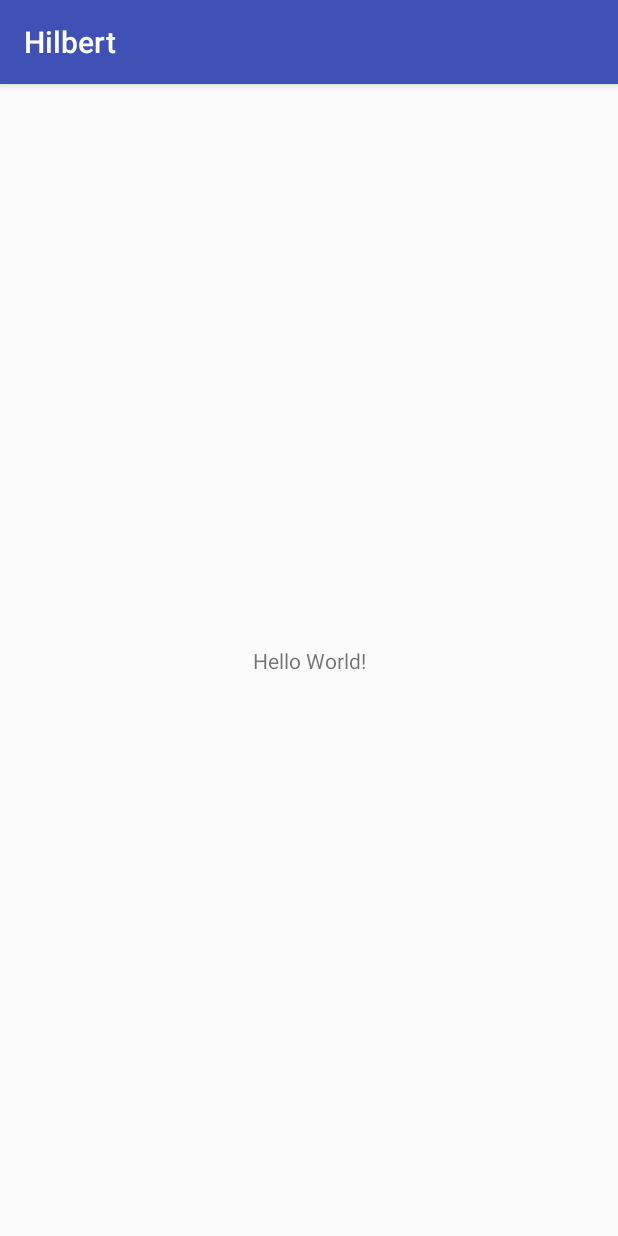
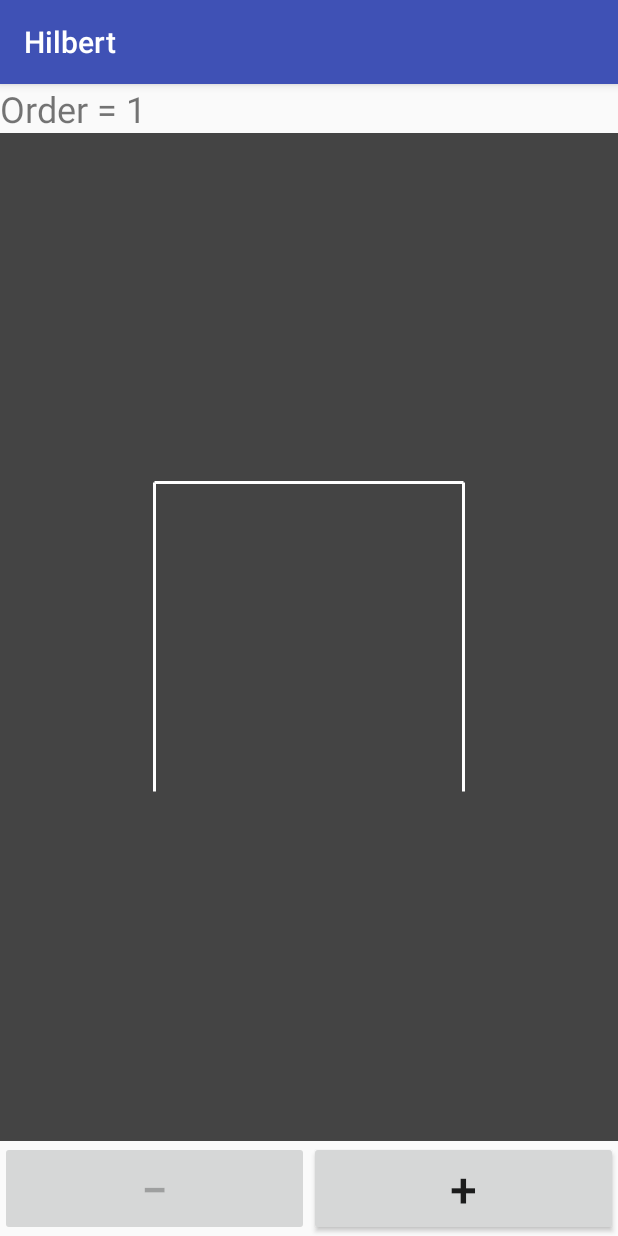
Before and after one commit to yamashita1224/Hilbert, an Android app: the screen it shows after launch (MainActivity), on a phone screen of 412 x 824 dp. Run offline under Robolectric (Android 15) with nearby library versions, the phone set to English and light mode, and no system bars.

Commit message:
First runnable version

```diff
--- /dev/null
+++ b/app/src/main/java/jp/ac/titech/itpro/sdl/hilbert/HilbertTurtle.java
@@ -0,0 +1,24 @@
+package jp.ac.titech.itpro.sdl.hilbert;
+
+public class HilbertTurtle extends Turtle {
+
+    public HilbertTurtle(Drawer drawer) {
+        super(drawer);
+    }
+
+    public void draw(int order, double step, double turn) {
+        if (order > 0) {
+            rotate(- turn);
+            draw(order - 1, step, - turn);
+            forward(step);
+            rotate(turn);
+            draw(order - 1, step, turn);
+            forward(step);
+            draw(order - 1, step, turn);
+            rotate(turn);
+            forward(step);
+            draw(order - 1, step, - turn);
+            rotate(- turn);
+        }
+    }
+}
--- /dev/null
+++ b/app/src/main/java/jp/ac/titech/itpro/sdl/hilbert/HilbertView.java
@@ -0,0 +1,57 @@
+package jp.ac.titech.itpro.sdl.hilbert;
+
+import android.content.Context;
+import android.graphics.Canvas;
+import android.graphics.Color;
+import android.graphics.Paint;
+import android.util.AttributeSet;
+import android.view.View;
+
+public class HilbertView extends View {
+    public HilbertView(Context context) {
+        this(context, null);
+    }
+
+    public HilbertView(Context context, AttributeSet attrs) {
+        this(context, attrs, 0);
+    }
+
+    public HilbertView(Context context, AttributeSet attrs, int defStyleAttr) {
+        super(context, attrs, defStyleAttr);
+    }
+
+    private Paint paint = new Paint();
+    private Canvas canvas;
+    private HilbertTurtle turtle = new HilbertTurtle(new Turtle.Drawer() {
+        @Override
+        public void drawLine(double x0, double y0, double x1, double y1) {
+            canvas.drawLine((float)x0, (float)y0, (float)x1, (float)y1, paint);
+        }
+    });
+
+    @Override
+    protected void onDraw(Canvas canvas) {
+        super.onDraw(canvas);
+        this.canvas = canvas;
+
+        int w = canvas.getWidth();
+        int h = canvas.getHeight();
+        paint.setColor(Color.DKGRAY);
+        canvas.drawRect(0, 0, w, h, paint);
+
+        paint.setColor(Color.WHITE);
+        paint.setStrokeWidth(3);
+        int size = w < h ? w : h;
+        double step = (double) size / (1 << order);
+        turtle.setPos((w - size + step) / 2, (h + size - step) / 2);
+        turtle.setDir(HilbertTurtle.E);
+        turtle.draw(order, step, HilbertTurtle.R);
+    }
+
+    private int order = 1;
+
+    public void setOrder(int n) {
+        order = n;
+        invalidate();
+    }
+}
--- a/app/src/main/java/jp/ac/titech/itpro/sdl/hilbert/MainActivity.java
+++ b/app/src/main/java/jp/ac/titech/itpro/sdl/hilbert/MainActivity.java
@@ -2,12 +2,57 @@ package jp.ac.titech.itpro.sdl.hilbert;
 
 import android.support.v7.app.AppCompatActivity;
 import android.os.Bundle;
+import android.view.View;
+import android.widget.Button;
+import android.widget.TextView;
 
 public class MainActivity extends AppCompatActivity {
+    private TextView orderView;
+    private HilbertView hilbertView;
+    private Button decButton, incButton;
+    private final static int MAX_ORDER = 9;
+    private int order = 1;
 
     @Override
     protected void onCreate(Bundle savedInstanceState) {
         super.onCreate(savedInstanceState);
         setContentView(R.layout.activity_main);
+        orderView = findViewById(R.id.order_view);
+        hilbertView = findViewById(R.id.hilbert_view);
+        decButton = findViewById(R.id.dec_button);
+        incButton = findViewById(R.id.inc_button);
+        decButton.setOnClickListener(new View.OnClickListener() {
+            @Override
+            public void onClick(View v) {
+                // assert order > 1;
+                if (BuildConfig.DEBUG && !(order > 1))
+                    throw new AssertionError();
+                order--;
+                display();
+            }
+        });
+        incButton.setOnClickListener(new View.OnClickListener() {
+            @Override
+            public void onClick(View v) {
+                // assert order < MAX_ORDER;
+                if (BuildConfig.DEBUG && !(order < MAX_ORDER))
+                    throw new AssertionError();
+                order++;
+                display();
+            }
+        });
+    }
+
+    @Override
+    protected void onResume() {
+        super.onResume();
+        display();
+    }
+
+    private void display() {
+        orderView.setText(getString(R.string.order_view_format, order));
+        hilbertView.setOrder(order);
+        decButton.setEnabled(order > 1);
+        incButton.setEnabled(order < MAX_ORDER);
     }
 }
--- /dev/null
+++ b/app/src/main/java/jp/ac/titech/itpro/sdl/hilbert/Turtle.java
@@ -0,0 +1,39 @@
+package jp.ac.titech.itpro.sdl.hilbert;
+
+public class Turtle {
+    public interface Drawer {
+        void drawLine(double x0, double y0, double x1, double y1);
+    }
+    private Drawer drawer;
+
+    public Turtle(Drawer drawer) {
+        this.drawer = drawer;
+    }
+
+    public static final double R = Math.PI / 2, L = -R;
+    public static final double N = 0.0, E = Math.PI / 2, S = Math.PI, W = E + S;
+
+    private double x = 0.0, y = 0.0;
+    private double dir = 0.0;
+
+    public void setPos(double x, double y) {
+        this.x = x;
+        this.y = y;
+    }
+
+    public void setDir(double dir) {
+        this.dir = dir;
+    }
+
+    public void forward(double step) {
+        double x1 = x + Math.sin(dir) * step;
+        double y1 = y - Math.cos(dir) * step;
+        drawer.drawLine(x, y, x1, y1);
+        x = x1;
+        y = y1;
+    }
+
+    public void rotate(double th) {
+        dir = (dir + th + Math.PI * 2) % (Math.PI * 2);
+    }
+}
--- a/app/src/main/res/layout/activity_main.xml
+++ b/app/src/main/res/layout/activity_main.xml
@@ -1,18 +1,41 @@
 <?xml version="1.0" encoding="utf-8"?>
-<android.support.constraint.ConstraintLayout xmlns:android="http://schemas.android.com/apk/res/android"
-    xmlns:app="http://schemas.android.com/apk/res-auto"
+<LinearLayout
+    xmlns:android="http://schemas.android.com/apk/res/android"
     xmlns:tools="http://schemas.android.com/tools"
     android:layout_width="match_parent"
     android:layout_height="match_parent"
+    android:orientation="vertical"
     tools:context=".MainActivity">
 
     <TextView
-        android:layout_width="wrap_content"
+        android:id="@+id/order_view"
+        android:layout_width="match_parent"
         android:layout_height="wrap_content"
-        android:text="Hello World!"
-        app:layout_constraintBottom_toBottomOf="parent"
-        app:layout_constraintLeft_toLeftOf="parent"
-        app:layout_constraintRight_toRightOf="parent"
-        app:layout_constraintTop_toTopOf="parent" />
+        android:textSize="@dimen/order_view_text_size"/>
 
-</android.support.constraint.ConstraintLayout>
+    <jp.ac.titech.itpro.sdl.hilbert.HilbertView
+        android:id="@+id/hilbert_view"
+        android:layout_width="match_parent"
+        android:layout_height="0dp"
+        android:layout_weight="1"/>
+
+    <LinearLayout
+        android:layout_width="match_parent"
+        android:layout_height="wrap_content"
+        android:orientation="horizontal" >
+        <Button
+            android:id="@+id/dec_button"
+            android:layout_width="0dp"
+            android:layout_height="wrap_content"
+            android:layout_weight="1"
+            android:textSize="@dimen/button_text_size"
+            android:text="@string/dec_button_label" />
+        <Button
+            android:id="@+id/inc_button"
+            android:layout_width="0dp"
+            android:layout_height="wrap_content"
+            android:layout_weight="1"
+            android:textSize="@dimen/button_text_size"
+            android:text="@string/inc_button_label" />
+    </LinearLayout>
+</LinearLayout>
--- /dev/null
+++ b/app/src/main/res/values/dimen.xml
@@ -0,0 +1,5 @@
+<?xml version="1.0" encoding="utf-8"?>
+<resources>
+    <dimen name="button_text_size">32sp</dimen>
+    <dimen name="order_view_text_size">24sp</dimen>
+</resources>
--- a/app/src/main/res/values/strings.xml
+++ b/app/src/main/res/values/strings.xml
@@ -1,3 +1,6 @@
 <resources>
     <string name="app_name">Hilbert</string>
+    <string name="order_view_format">Order = %d</string>
+    <string name="dec_button_label">−</string>
+    <string name="inc_button_label">+</string>
 </resources>
```
